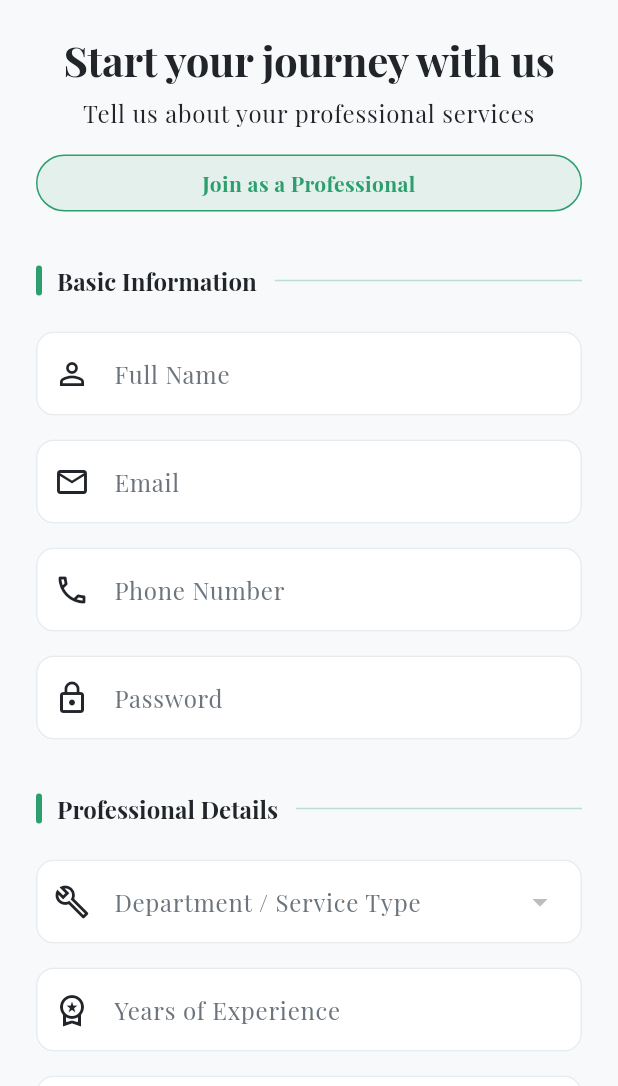
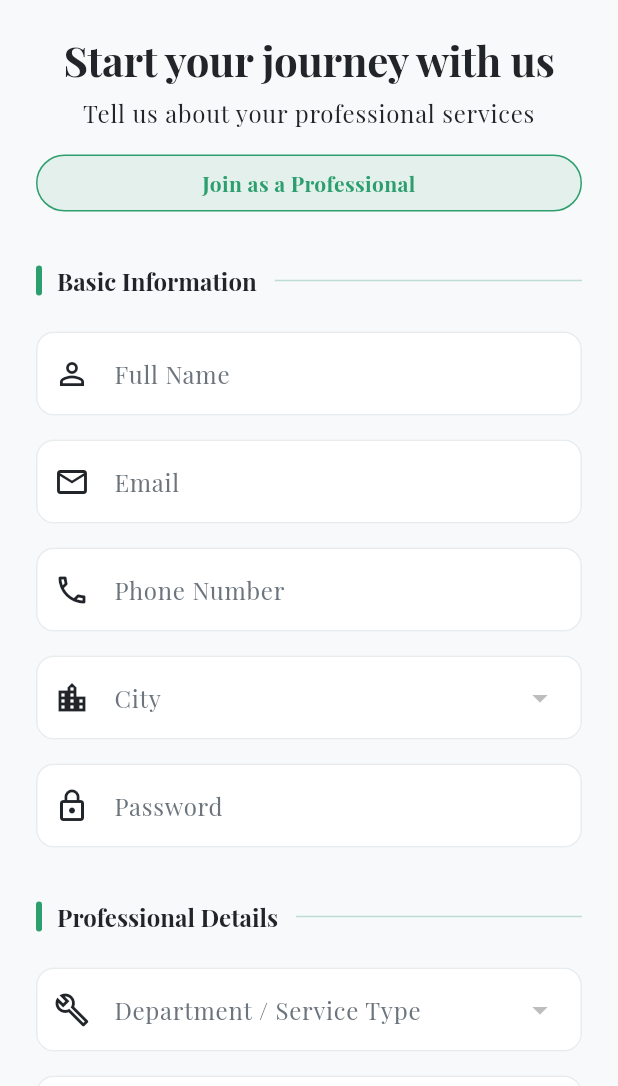
Before and after one commit to amr-kallas/dar-care, a Flutter app: the ProviderSignupScreen screen opened by its route, on a phone screen of 412 x 824 dp, the part 150-1236 px from its top. Run offline on Flutter 3.47's test engine with Material 3 defaults, Android fonts, the phone set to English and light mode, and no system bars; drawn by our look-alikes of reactive_forms; our stand-ins replace curved_navigation_bar, device_preview, easy_localization, equatable, flutter_bloc, flutter_dotenv and 11 more; missing offline and left inert: solar_icon_pack; accounts and stored records are empty; project files that could hold a hidden picture were left out.

Commit message:
Implement city selection and address linking during user and provider signup
- Add `AppCity` model and `CityRepository` to fetch city data from Supabase.
- Update `AuthRepository` and `AuthRemoteDataSource` to require `cityId` for both client and provider registration.
- Enhance `signUpClient` and `signUpProvider` to automatically create and link an initial address record in the `addresses` table using the selected city.
- Update `SignupScreen` and `ProviderSignupScreen` with a reactive dropdown for city selection.
- Add city-related localization keys and validation messages in English and Arabic.
- Refactor `AuthCubit` and `SignUpUseCase` to pass the `cityId` through the authentication flow.
- Update the phone number hint to follow the standard 10-digit format.

```diff
--- a/mobile/assets/translations/ar.json
+++ b/mobile/assets/translations/ar.json
@@ -28,7 +28,9 @@
   "label_password": "كلمة المرور",
   "label_full_name": "الاسم الكامل",
   "label_phone_number": "رقم الهاتف",
-  "hint_phone_number": "5X XXX XXXX",
+  "hint_phone_number": "09 XXXX XXXX",
+  "label_city": "المدينة",
+  "hint_city": "اختر مدينتك",
   "label_remember_me": "تذكرني",
   "label_agree_terms": "أوافق على الشروط والأحكام",
   "label_department": "القسم / نوع الخدمة",
@@ -62,6 +64,7 @@
   "validation_required_name": "الاسم مطلوب",
   "validation_required_phone": "رقم الهاتف مطلوب",
   "validation_invalid_phone": "تنسيق رقم الهاتف غير صالح",
+  "validation_required_city": "يرجى اختيار المدينة",
   "validation_required_otp": "يرجى إدخال رمز التحقق",
   "validation_min_otp": "يجب أن يكون الرمز 6 أرقام",
   "validation_required_department": "يرجى اختيار القسم",
--- a/mobile/assets/translations/en.json
+++ b/mobile/assets/translations/en.json
@@ -28,7 +28,9 @@
   "label_password": "Password",
   "label_full_name": "Full Name",
   "label_phone_number": "Phone Number",
-  "hint_phone_number": "5X XXX XXXX",
+  "hint_phone_number": "09 XXXX XXXX",
+  "label_city": "City",
+  "hint_city": "Select your city",
   "label_remember_me": "Remember me",
   "label_agree_terms": "I agree to the Terms and Conditions",
   "label_department": "Department / Service Type",
@@ -62,6 +64,7 @@
   "validation_required_name": "The name must not be empty",
   "validation_required_phone": "The phone number must not be empty",
   "validation_invalid_phone": "Invalid phone number format",
+  "validation_required_city": "Please select a city",
   "validation_required_otp": "Please enter the verification code",
   "validation_min_otp": "The code must be 6 digits long",
   "validation_required_department": "Please select a department",
--- a/mobile/lib/core/utils/validation_messages.dart
+++ b/mobile/lib/core/utils/validation_messages.dart
@@ -32,6 +32,11 @@ abstract class ValidationMessages {
     'minLength': (_) => LocaleKeys.validation_min_otp.tr(),
   };
 
+  /// City validation messages
+  static Map<String, String Function(Object)> get city => {
+    'required': (_) => LocaleKeys.validation_required_city.tr(),
+  };
+
   /// Department / service type validation messages
   static Map<String, String Function(Object)> get department => {
     'required': (_) => LocaleKeys.validation_required_department.tr(),
--- /dev/null
+++ b/mobile/lib/features/auth/data/models/app_city.dart
@@ -0,0 +1,35 @@
+import 'package:dar_care/core/utils/localized_db_text.dart';
+
+/// Represents a city option loaded from the `cities` table.
+class AppCity {
+  const AppCity({required this.id, required this.nameText});
+
+  final String id;
+  final LocalizedDbText nameText;
+
+  String get name => nameText.defaultValue;
+
+  String nameForLanguage(String languageCode) {
+    return nameText.resolve(
+      languageCode: languageCode,
+      fallbackLanguageCode: 'en',
+    );
+  }
+
+  @override
+  String toString() => name;
+
+  @override
+  bool operator ==(Object other) =>
+      identical(this, other) || other is AppCity && other.id == id;
+
+  @override
+  int get hashCode => id.hashCode;
+
+  factory AppCity.fromJson(Map<String, dynamic> json) {
+    return AppCity(
+      id: json['id'] as String,
+      nameText: LocalizedDbText.fromSupabase(json['name']),
+    );
+  }
+}
--- a/mobile/lib/features/auth/data/repositories/auth_repository_impl.dart
+++ b/mobile/lib/features/auth/data/repositories/auth_repository_impl.dart
@@ -15,12 +15,14 @@ class AuthRepositoryImpl implements AuthRepository {
     required String email,
     required String password,
     required String fullName,
+    required String cityId,
     String? phone,
   }) async {
     return await remoteDataSource.signUpClient(
       email: email,
       password: password,
       fullName: fullName,
+      cityId: cityId,
       phone: phone,
     );
   }
@@ -31,6 +33,7 @@ class AuthRepositoryImpl implements AuthRepository {
     required String password,
     required String fullName,
     required String phone,
+    required String cityId,
     required String departmentId,
     required int experienceYears,
     String? bio,
@@ -40,6 +43,7 @@ class AuthRepositoryImpl implements AuthRepository {
       password: password,
       fullName: fullName,
       phone: phone,
+      cityId: cityId,
       departmentId: departmentId,
       experienceYears: experienceYears,
       bio: bio,
--- a/mobile/lib/features/auth/domain/repositories/auth_repository.dart
+++ b/mobile/lib/features/auth/domain/repositories/auth_repository.dart
@@ -8,6 +8,7 @@ abstract class AuthRepository {
     required String email,
     required String password,
     required String fullName,
+    required String cityId,
     String? phone,
   });
 
@@ -17,6 +18,7 @@ abstract class AuthRepository {
     required String password,
     required String fullName,
     required String phone,
+    required String cityId,
     required String departmentId,
     required int experienceYears,
     String? bio,
--- a/mobile/lib/features/auth/domain/usecases/sign_up_use_case.dart
+++ b/mobile/lib/features/auth/domain/usecases/sign_up_use_case.dart
@@ -13,12 +13,14 @@ class SignUpUseCase {
     required String email,
     required String password,
     required String fullName,
+    required String cityId,
     String? phone,
   }) async {
     return await repository.signUpClient(
       email: email,
       password: password,
       fullName: fullName,
+      cityId: cityId,
       phone: phone,
     );
   }
@@ -28,6 +30,7 @@ class SignUpUseCase {
     required String password,
     required String fullName,
     required String phone,
+    required String cityId,
     required String departmentId,
     required int experienceYears,
     String? bio,
@@ -37,6 +40,7 @@ class SignUpUseCase {
       password: password,
       fullName: fullName,
       phone: phone,
+      cityId: cityId,
       departmentId: departmentId,
       experienceYears: experienceYears,
       bio: bio,
--- a/mobile/lib/features/auth/presentation/cubit/auth_cubit.dart
+++ b/mobile/lib/features/auth/presentation/cubit/auth_cubit.dart
@@ -27,6 +27,7 @@ class AuthCubit extends Cubit<AuthState> {
     required String email,
     required String password,
     required String fullName,
+    required String cityId,
     String? phone,
   }) async {
     try {
@@ -35,6 +36,7 @@ class AuthCubit extends Cubit<AuthState> {
         email: email,
         password: password,
         fullName: fullName,
+        cityId: cityId,
         phone: phone,
       );
       emit(AuthSignUpSuccess(user));
@@ -49,6 +51,7 @@ class AuthCubit extends Cubit<AuthState> {
     required String password,
     required String fullName,
     required String phone,
+    required String cityId,
     required String departmentId,
     required int experienceYears,
     String? bio,
@@ -60,6 +63,7 @@ class AuthCubit extends Cubit<AuthState> {
         password: password,
         fullName: fullName,
         phone: phone,
+        cityId: cityId,
         departmentId: departmentId,
         experienceYears: experienceYears,
         bio: bio,
--- a/mobile/lib/features/auth/presentation/screens/provider_signup_screen.dart
+++ b/mobile/lib/features/auth/presentation/screens/provider_signup_screen.dart
@@ -2,6 +2,7 @@ import 'package:dar_care/core/di/injectable_config.dart';
 import 'package:dar_care/core/utils/app_router.dart';
 import 'package:dar_care/core/utils/validation_messages.dart';
 import 'package:dar_care/features/auth/data/models/app_department.dart';
+import 'package:dar_care/features/auth/data/models/app_city.dart';
 import 'package:dar_care/features/auth/presentation/cubit/department_cubit.dart';
 import 'package:dar_care/features/auth/presentation/cubit/department_state.dart';
 import 'package:dar_care/generated/locale_keys.g.dart';
@@ -21,9 +22,24 @@ import '../widgets/auth_section_header.dart';
 import '../widgets/auth_social_login_section.dart';
 import '../widgets/auth_text_link_row.dart';
 import 'package:dar_care/core/widgets/app_loading_indicator.dart';
+import 'package:dar_care/features/auth/data/repositories/city_repository.dart';
 
-class ProviderSignupScreen extends StatelessWidget {
+class ProviderSignupScreen extends StatefulWidget {
   const ProviderSignupScreen({super.key});
+
+  @override
+  State<ProviderSignupScreen> createState() => _ProviderSignupScreenState();
+}
+
+class _ProviderSignupScreenState extends State<ProviderSignupScreen> {
+  final CityRepository _cityRepository = CityRepository();
+  late final Future<List<AppCity>> _citiesFuture;
+
+  @override
+  void initState() {
+    super.initState();
+    _citiesFuture = _cityRepository.getCities();
+  }
 
   // ── Form definition ───────────────────────────────────────────────────────
   FormGroup buildForm() => fb.group({
@@ -34,6 +50,7 @@ class ProviderSignupScreen extends StatelessWidget {
       Validators.required,
       Validators.pattern(r'^[0-9]+$'),
     ]),
+    'city': fb.control<AppCity?>(null, [Validators.required]),
     'password': fb.control<String>('', [
       Validators.required,
       Validators.minLength(8),
@@ -150,6 +167,52 @@ class ProviderSignupScreen extends StatelessWidget {
                           hintText: LocaleKeys.hint_phone_number.tr(),
                         ),
                         validationMessages: ValidationMessages.phoneNumber,
+                      ),
+                      const SizedBox(height: 16),
+
+                      // City (maps to providers.city_id)
+                      FutureBuilder<List<AppCity>>(
+                        future: _citiesFuture,
+                        builder: (context, snapshot) {
+                          if (snapshot.connectionState ==
+                              ConnectionState.waiting) {
+                            return const AppLoadingIndicator(
+                              padding: EdgeInsets.all(8),
+                              size: 24,
+                              strokeWidth: 3,
+                            );
+                          } else if (snapshot.hasError) {
+                            return Text(
+                              'Error loading cities: ${snapshot.error}',
+                              style: const TextStyle(color: Colors.red),
+                            );
+                          }
+
+                          final cities = snapshot.data ?? <AppCity>[];
+                          final languageCode = context.locale.languageCode;
+
+                          return ReactiveDropdownField<AppCity?>(
+                            formControlName: 'city',
+                            decoration: InputDecoration(
+                              labelText: LocaleKeys.label_city.tr(),
+                              prefixIcon: const Icon(
+                                Icons.location_city_outlined,
+                              ),
+                              hintText: LocaleKeys.hint_city.tr(),
+                            ),
+                            items: cities
+                                .map(
+                                  (c) => DropdownMenuItem<AppCity?>(
+                                    value: c,
+                                    child: Text(
+                                      c.nameForLanguage(languageCode),
+                                    ),
+                                  ),
+                                )
+                                .toList(),
+                            validationMessages: ValidationMessages.city,
+                          );
+                        },
                       ),
                       const SizedBox(height: 16),
 
@@ -271,6 +334,8 @@ class ProviderSignupScreen extends StatelessWidget {
                                   final department =
                                       form.control('department').value
                                           as AppDepartment;
+                                  final city =
+                                      form.control('city').value as AppCity;
                                   context.read<AuthCubit>().signUpProvider(
                                     email:
                                         (form.control('email').value as String)
@@ -287,6 +352,7 @@ class ProviderSignupScreen extends StatelessWidget {
                                         (form.control('phoneNumber').value
                                                 as String)
                                             .trim(),
+                                    cityId: city.id,
                                     departmentId: department.id,
                                     experienceYears: int.parse(
                                       (form.control('experienceYears').value
--- a/mobile/lib/features/auth/presentation/screens/signup_screen.dart
+++ b/mobile/lib/features/auth/presentation/screens/signup_screen.dart
@@ -1,11 +1,14 @@
 import 'package:dar_care/core/utils/app_router.dart';
 import 'package:dar_care/core/utils/validation_messages.dart';
+import 'package:dar_care/features/auth/data/models/app_city.dart';
+import 'package:dar_care/features/auth/data/repositories/city_repository.dart';
 import 'package:dar_care/generated/locale_keys.g.dart';
 import 'package:easy_localization/easy_localization.dart';
 import 'package:flutter/material.dart';
 import 'package:go_router/go_router.dart';
 import 'package:reactive_forms/reactive_forms.dart';
 import 'package:flutter_bloc/flutter_bloc.dart';
+import 'package:dar_care/core/widgets/app_loading_indicator.dart';
 import '../cubit/auth_cubit.dart';
 import '../cubit/auth_state.dart';
 import '../../../../core/theme/app_colors.dart';
@@ -17,13 +20,28 @@ import '../widgets/auth_text_link_row.dart';
 
 /// Client (user) signup screen.
 /// Role is always 'user' — provider registration uses [ProviderSignupScreen].
-class SignupScreen extends StatelessWidget {
+class SignupScreen extends StatefulWidget {
   const SignupScreen({super.key});
+
+  @override
+  State<SignupScreen> createState() => _SignupScreenState();
+}
+
+class _SignupScreenState extends State<SignupScreen> {
+  final CityRepository _cityRepository = CityRepository();
+  late final Future<List<AppCity>> _citiesFuture;
+
+  @override
+  void initState() {
+    super.initState();
+    _citiesFuture = _cityRepository.getCities();
+  }
 
   FormGroup buildForm() => fb.group({
     'fullName': ['', Validators.required],
     'email': ['', Validators.required, Validators.email],
     'phoneNumber': ['', Validators.required, Validators.pattern(r'^[0-9]+$')],
+    'city': fb.control<AppCity?>(null, [Validators.required]),
     'password': ['', Validators.required, Validators.minLength(8)],
     'agreeToTerms': [false, Validators.requiredTrue],
   });
@@ -115,6 +133,49 @@ class SignupScreen extends StatelessWidget {
                     ),
                     const SizedBox(height: 16),
 
+                    // ── City ──
+                    FutureBuilder<List<AppCity>>(
+                      future: _citiesFuture,
+                      builder: (context, snapshot) {
+                        if (snapshot.connectionState == ConnectionState.waiting) {
+                          return const AppLoadingIndicator(
+                            padding: EdgeInsets.all(8),
+                            size: 24,
+                            strokeWidth: 3,
+                          );
+                        }
+
+                        if (snapshot.hasError) {
+                          return Text(
+                            'Error loading cities: ${snapshot.error}',
+                            style: const TextStyle(color: Colors.red),
+                          );
+                        }
+
+                        final cities = snapshot.data ?? <AppCity>[];
+                        final languageCode = context.locale.languageCode;
+
+                        return ReactiveDropdownField<AppCity?>(
+                          formControlName: 'city',
+                          decoration: InputDecoration(
+                            labelText: LocaleKeys.label_city.tr(),
+                            prefixIcon: const Icon(Icons.location_city_outlined),
+                            hintText: LocaleKeys.hint_city.tr(),
+                          ),
+                          items: cities
+                              .map(
+                                (city) => DropdownMenuItem<AppCity?>(
+                                  value: city,
+                                  child: Text(city.nameForLanguage(languageCode)),
+                                ),
+                              )
+                              .toList(),
+                          validationMessages: ValidationMessages.city,
+                        );
+                      },
+                    ),
+                    const SizedBox(height: 16),
+
                     // ── Password ──
                     ReactiveTextField<String>(
                       formControlName: 'password',
@@ -149,6 +210,7 @@ class SignupScreen extends StatelessWidget {
                         label: LocaleKeys.button_sign_up.tr(),
                         onPressed: form.valid
                             ? () {
+                                final city = form.control('city').value as AppCity;
                                 context.read<AuthCubit>().signUpClient(
                                   email: (form.control('email').value as String)
                                       .trim(),
@@ -162,6 +224,7 @@ class SignupScreen extends StatelessWidget {
                                       (form.control('phoneNumber').value
                                               as String)
                                           .trim(),
+                                  cityId: city.id,
                                 );
                               }
                             : null,
```
Also changed, not shown: mobile/lib/features/auth/data/datasources/auth_remote_data_source.dart (+76 -12 lines), mobile/lib/features/auth/data/repositories/city_repository.dart (added, +16 -0 lines), mobile/lib/generated/locale_keys.g.dart.
